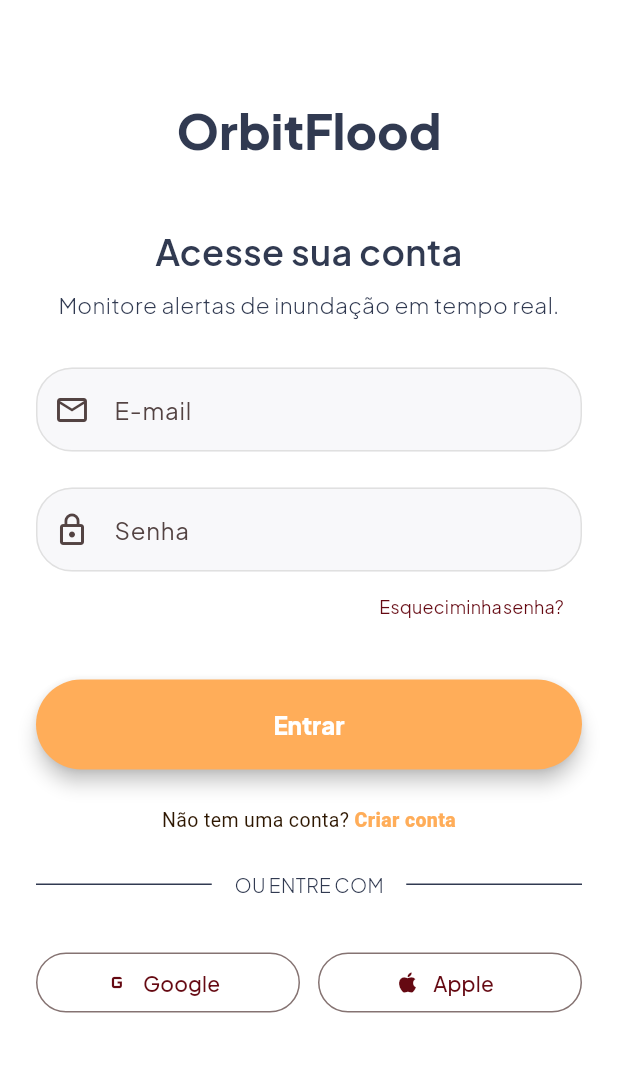
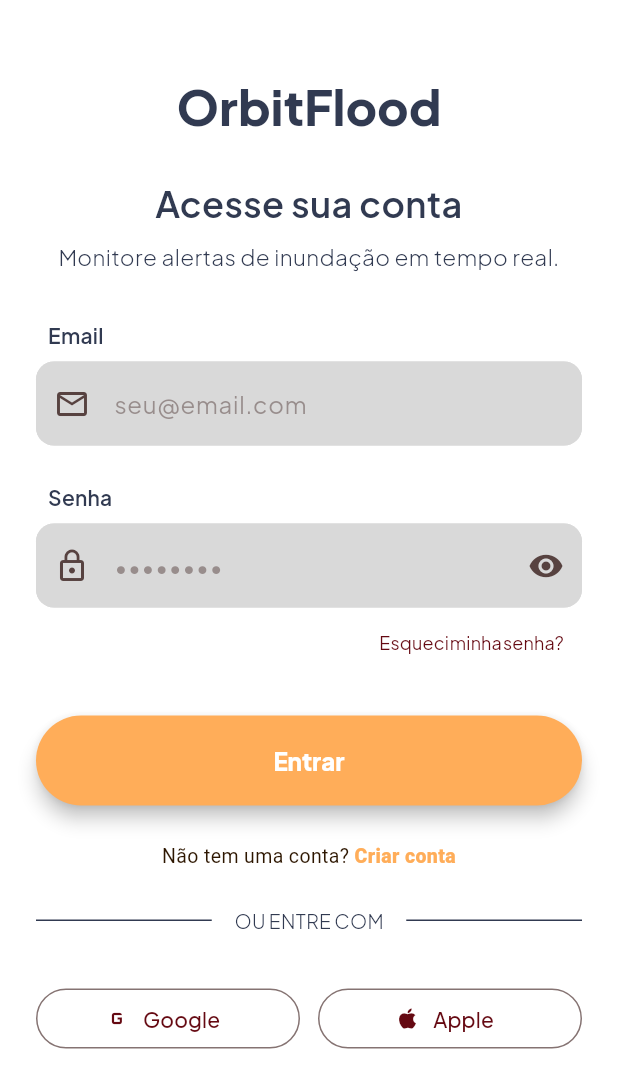
Before and after one commit to juliana-sn/flood_guard, a Flutter app: the screen it shows after launch, on a phone screen of 412 x 824 dp. Shown: the top 1088 px of the screen. Run offline on Flutter 3.47's test engine with Material 3 defaults, Android fonts, the phone set to English and light mode, and no system bars.

Commit message:
Polimentos de frontend

```diff
--- a/flutter/lib/main.dart
+++ b/flutter/lib/main.dart
@@ -1,9 +1,9 @@
 import 'package:flutter/material.dart';
 import 'theme.dart';
 import 'screens/login_screen.dart';
-import 'screens/signup_screen.dart';
 import 'screens/risk_map_screen.dart';
 import 'screens/alert_center_screen.dart';
+import 'screens/profile_screen.dart';
 import 'widgets/bottom_nav.dart';
 
 void main() {
@@ -35,7 +35,7 @@ class _AppShellState extends State<AppShell> {
   final screens = const [
     RiskMapScreen(),
     AlertCenterScreen(),
-
+    ProfileScreen(),
   ];
 
   void onItemTapped(int index) {
--- a/flutter/lib/screens/login_screen.dart
+++ b/flutter/lib/screens/login_screen.dart
@@ -1,9 +1,34 @@
 import 'package:flutter/material.dart';
+import 'package:flutter/gestures.dart';
 import 'package:lumen_orbit/main.dart';
+import 'package:lumen_orbit/widgets/build_form_field.dart';
+import 'package:lumen_orbit/widgets/build_password_field.dart';
 import '../theme.dart';
+import 'signup_screen.dart';
 
-class LoginScreen extends StatelessWidget {
+class LoginScreen extends StatefulWidget {
   const LoginScreen({super.key});
+
+  State<LoginScreen> createState() => _LoginScreenState();
+}
+
+  class _LoginScreenState extends State<LoginScreen> {
+  bool _isPasswordVisible = false;
+  bool _isConfirmPasswordVisible = false;
+  bool _isLoading = false;
+
+  void _togglePasswordVisibility() {
+    setState(() {
+      _isPasswordVisible = !_isPasswordVisible;
+    });
+  }
+
+  void _toggleConfirmPasswordVisibility() {
+    setState(() {
+      _isConfirmPasswordVisible = !_isConfirmPasswordVisible;
+    });
+  }
+
 
   @override
   Widget build(BuildContext context) {
@@ -15,14 +40,14 @@ class LoginScreen extends StatelessWidget {
           child: Column(
             crossAxisAlignment: CrossAxisAlignment.stretch,
             children: [
-              const SizedBox(height: 64),
+              const SizedBox(height: 48),
               const Center(
                 child: Text(
                   'OrbitFlood',
                   style: AppTextStyles.headlineLg,
                 ),
               ),
-              const SizedBox(height: 40),
+              const SizedBox(height: 24),
               const Text(
                 'Acesse sua conta',
                 style: AppTextStyles.headlineMd,
@@ -35,19 +60,21 @@ class LoginScreen extends StatelessWidget {
                 textAlign: TextAlign.center,
               ),
               const SizedBox(height: 32),
-              const _AuthTextField(
-                label: 'E-mail',
-                icon: Icons.email_outlined,
+              const BuildFormField(
+                label: 'Email',
+                icon: Icons.mail_outline,
                 hint: 'seu@email.com',
+                keyboardType: TextInputType.emailAddress,
               ),
               const SizedBox(height: 24),
-              const _AuthTextField(
+
+              BuildPasswordField(
                 label: 'Senha',
                 icon: Icons.lock_outline,
                 hint: '••••••••',
-                obscureText: true,
+                isVisible: _isPasswordVisible,
+                onToggleVisibility: _togglePasswordVisibility,
               ),
-
               Align(
                 alignment: Alignment.centerRight,
                 child: TextButton(
@@ -84,7 +111,8 @@ class LoginScreen extends StatelessWidget {
                         BorderRadius.circular(30), // Bordas arredondadas
                   ),
                 ),
-                child: const Text('Entrar',
+                child: const Text(
+                  'Entrar',
                   style: TextStyle(
                     fontSize: 16,
                     fontWeight: FontWeight(800),
@@ -93,13 +121,14 @@ class LoginScreen extends StatelessWidget {
                 ),
               ),
               const SizedBox(height: 24),
-              const Text.rich(
+              Center(
+                child: Text.rich(
                   TextSpan(
                     children: [
                       // Parte 1: Texto normal
-                    TextSpan(
+                      const TextSpan(
                         text: 'Não tem uma conta? ',
-                      style: TextStyle(
+                        style: const TextStyle(
                           color: Color(0xFF2D1600), // Cor do texto comum
                           fontSize: 13,
                           fontWeight: FontWeight(400),
@@ -108,17 +137,26 @@ class LoginScreen extends StatelessWidget {
                       // Parte 2: O Link com destaque e clique
                       TextSpan(
                         text: 'Criar conta',
-                      style: TextStyle(
-                        color:
-                            AppColors.secondary, // Sua cor de destaque do tema
+                        style: const TextStyle(
+                          color: AppColors
+                              .secondary, // Sua cor de destaque do tema
                           fontSize: 13,
                           fontWeight: FontWeight(800), // Destaque em negrito
                         ),
-                      // Aqui configuramos a ação de clique do link
+                        recognizer: TapGestureRecognizer()
+                          ..onTap = () {
+                            Navigator.push(
+                              context,
+                              MaterialPageRoute(
+                                builder: (context) => const SignupScreen(),
+                              ),
+                            );
+                          },
                       ),
                     ],
                   ),
                   textAlign: TextAlign.center,
+                ),
               ),
               const SizedBox(height: 24),
               const Row(
@@ -154,7 +192,6 @@ class LoginScreen extends StatelessWidget {
                 ],
               ),
               const SizedBox(height: 32),
-
               Row(
                 mainAxisAlignment: MainAxisAlignment.spaceBetween,
                 children: [
@@ -163,8 +200,10 @@ class LoginScreen extends StatelessWidget {
                       onPressed: () {},
                       icon: const Icon(Icons.g_mobiledata),
                       label: const Text('Google'),
-                      style: ElevatedButton.styleFrom( // Cor de fundo
-                        foregroundColor: AppColors.primary, // Cor do texto e ícone
+                      style: ElevatedButton.styleFrom(
+                        // Cor de fundo
+                        foregroundColor:
+                            AppColors.primary, // Cor do texto e ícone
                       ),
                     ),
                   ),
@@ -174,15 +213,16 @@ class LoginScreen extends StatelessWidget {
                       onPressed: () {},
                       icon: const Icon(Icons.apple),
                       label: const Text('Apple'),
-                      style: ElevatedButton.styleFrom( // Cor de fundo
-                        foregroundColor: AppColors.primary, // Cor do texto e ícone
+                      style: ElevatedButton.styleFrom(
+                        // Cor de fundo
+                        foregroundColor:
+                            AppColors.primary, // Cor do texto e ícone
                       ),
                     ),
                   ),
                 ],
               ),
               const SizedBox(height: 24),
-
             ],
           ),
         ),
@@ -190,29 +230,3 @@ class LoginScreen extends StatelessWidget {
     );
   }
 }
-
-class _AuthTextField extends StatelessWidget {
-  final String label;
-  final IconData icon;
-  final String hint;
-  final bool obscureText;
-
-  const _AuthTextField({
-    required this.label,
-    required this.icon,
-    required this.hint,
-    this.obscureText = false,
-  });
-
-  @override
-  Widget build(BuildContext context) {
-    return TextField(
-      obscureText: obscureText,
-      decoration: InputDecoration(
-        labelText: label,
-        hintText: hint,
-        prefixIcon: Icon(icon),
-      ),
-    );
-  }
-}
--- a/flutter/lib/theme.dart
+++ b/flutter/lib/theme.dart
@@ -7,6 +7,20 @@ class AppColors {
   static const onSurface = Color(0xFF313A51);
   static const success = Color(0xFF00C853);
   static const outline = Color(0xFFE0E0E0);
+
+  // Profile screen colors
+  static const primaryContainer = Color(0xFFFF7E7B);
+  static const onPrimaryContainer = Color(0xFF74161B);
+  static const surfaceContainerHigh = Color(0xFFE1E7FF);
+  static const onSurfaceVariant = Color(0xFF574240);
+  static const error = Color(0xFFBA1A1A);
+  static const errorContainer = Color(0xFFFFDAD6);
+  static const neutralBorder = Color(0xFFE5E5E5);
+
+  // Registration screen colors
+  static const secondaryContainer = Color(0xFFFEAC59);
+  static const surfaceVariant = Color(0xFFD9E2FF);
+  static const outlineVariant = Color(0xFFDDC0BE);
 }
 
 class AppTextStyles {
@@ -22,11 +36,30 @@ class AppTextStyles {
     color: AppColors.onSurface,
     fontFamily: 'Plus Jakarta Sans',
   );
+  static const headlineSm = TextStyle(
+    fontSize: 20,
+    fontWeight: FontWeight.w600,
+    color: AppColors.onSurface,
+    fontFamily: 'Plus Jakarta Sans',
+  );
+  static const bodyLg = TextStyle(
+    fontSize: 18,
+    fontWeight: FontWeight.w400,
+    color: AppColors.onSurface,
+    fontFamily: 'Plus Jakarta Sans',
+  );
   static const bodyMd = TextStyle(
     fontSize: 15,
     fontWeight: FontWeight(300),
     color: AppColors.onSurface,
     fontFamily: 'Plus Jakarta Sans',
+  );
+  static const labelLg = TextStyle(
+    fontSize: 14,
+    fontWeight: FontWeight.w600,
+    color: AppColors.onSurfaceVariant,
+    fontFamily: 'Plus Jakarta Sans',
+    letterSpacing: 0.14,
   );
   static const labelSm = TextStyle(
     fontSize: 12,
```
Lines whose indentation alone changed are shown as unchanged.
